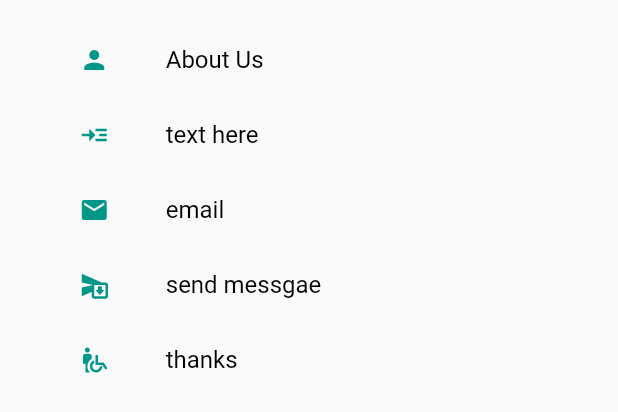
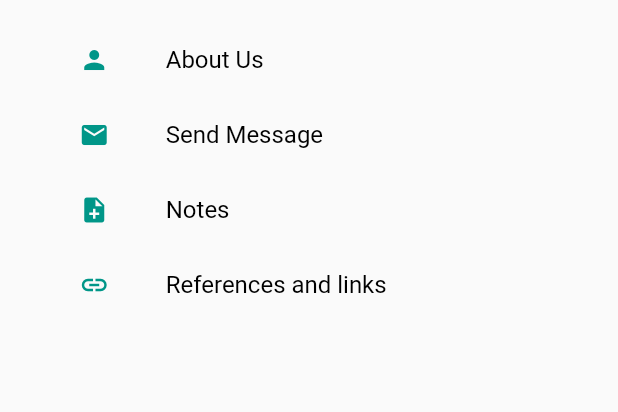
Before and after one commit to physicistgaurav/Fruitstagging, a Flutter app: the MyDrawerList widget shown alone on an empty page, opened directly, on a phone screen of 412 x 824 dp. Shown: the top 412 px of the screen. Run offline on Flutter 3.47's test engine with Material 2 defaults, Android fonts, the phone set to English and light mode, and no system bars; our stand-ins replace animated_splash_screen, audioplayers, curved_navigation_bar, image_picker, page_transition; missing offline and left inert: mailer; project files that could hold a hidden picture were left out.

Commit message:
mail-system-grz

```diff
--- a/fruittag/lib/drawer.dart
+++ b/fruittag/lib/drawer.dart
@@ -1,7 +1,10 @@
 // ignore_for_file: prefer_const_constructors, use_key_in_widget_constructors, prefer_const_literals_to_create_immutables, avoid_unnecessary_containers, non_constant_identifier_na, non_constant_identifier_names
+
+// import 'dart:js';
 
 import 'package:flutter/material.dart';
 import 'package:fruittag/drawerhead.dart';
+import 'package:fruittag/pages/mail_msg.dart';
 
 class NavDrawer extends StatelessWidget {
   final padding = EdgeInsets.symmetric(horizontal: 20);
@@ -32,22 +35,13 @@ Widget MyDrawerList() {
           "About Us",
           Icons.person,
         ),
-        menuItem(2, "text here", Icons.read_more),
         menuItem(
-          3,
-          "email",
+          2,
+          "Send Message",
           Icons.email,
         ),
-        menuItem(
-          4,
-          "send messgae",
-          Icons.send_and_archive,
-        ),
-        menuItem(
-          5,
-          "thanks",
-          Icons.wheelchair_pickup_outlined,
-        ),
+        menuItem(3, "Notes", Icons.note_add),
+        menuItem(4, "References and links", Icons.link_outlined),
       ],
     ),
   );
```
